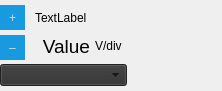
This is LEO_sniffy/GUI/widgetdial.ui in jirik09/Sniffy as Qt 5 draws it before an edit. The edited form follows.
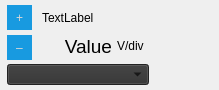
This is the edited form.

Diff of the .ui file:
```diff
--- a/LEO_sniffy/GUI/widgetdial.ui
+++ b/LEO_sniffy/GUI/widgetdial.ui
@@ -6,12 +6,12 @@
    <rect>
     <x>0</x>
     <y>0</y>
-    <width>222</width>
-    <height>91</height>
+    <width>219</width>
+    <height>90</height>
    </rect>
   </property>
   <property name="sizePolicy">
-   <sizepolicy hsizetype="Expanding" vsizetype="Fixed">
+   <sizepolicy hsizetype="Expanding" vsizetype="Preferred">
     <horstretch>0</horstretch>
     <verstretch>0</verstretch>
    </sizepolicy>
@@ -19,7 +19,7 @@
   <property name="minimumSize">
    <size>
     <width>200</width>
-    <height>80</height>
+    <height>90</height>
    </size>
   </property>
   <property name="maximumSize">
@@ -45,7 +45,7 @@
     <number>0</number>
    </property>
    <property name="topMargin">
-    <number>5</number>
+    <number>0</number>
    </property>
    <property name="rightMargin">
     <number>0</number>
@@ -56,7 +56,7 @@
    <item>
     <widget class="QWidget" name="widget" native="true">
      <property name="sizePolicy">
-      <sizepolicy hsizetype="Expanding" vsizetype="Fixed">
+      <sizepolicy hsizetype="Expanding" vsizetype="Preferred">
        <horstretch>0</horstretch>
        <verstretch>0</verstretch>
       </sizepolicy>
@@ -66,10 +66,10 @@
        <number>4</number>
       </property>
       <property name="leftMargin">
-       <number>0</number>
+       <number>7</number>
       </property>
       <property name="topMargin">
-       <number>0</number>
+       <number>5</number>
       </property>
       <property name="rightMargin">
        <number>0</number>
@@ -104,7 +104,7 @@
          <item>
           <widget class="QWidget" name="widget_5" native="true">
            <property name="sizePolicy">
-            <sizepolicy hsizetype="Preferred" vsizetype="Fixed">
+            <sizepolicy hsizetype="Preferred" vsizetype="Minimum">
              <horstretch>0</horstretch>
              <verstretch>0</verstretch>
             </sizepolicy>
@@ -199,14 +199,14 @@
          <item>
           <widget class="QWidget" name="widget_6" native="true">
            <property name="sizePolicy">
-            <sizepolicy hsizetype="Preferred" vsizetype="Fixed">
+            <sizepolicy hsizetype="Minimum" vsizetype="Preferred">
              <horstretch>0</horstretch>
              <verstretch>0</verstretch>
             </sizepolicy>
            </property>
            <property name="minimumSize">
             <size>
-             <width>0</width>
+             <width>95</width>
              <height>50</height>
             </size>
            </property>
@@ -226,7 +226,7 @@
             <item>
              <widget class="QLabel" name="label_name">
               <property name="sizePolicy">
-               <sizepolicy hsizetype="Preferred" vsizetype="Fixed">
+               <sizepolicy hsizetype="Preferred" vsizetype="Preferred">
                 <horstretch>0</horstretch>
                 <verstretch>0</verstretch>
                </sizepolicy>
@@ -245,7 +245,7 @@
             <item>
              <widget class="QWidget" name="widget_7" native="true">
               <property name="sizePolicy">
-               <sizepolicy hsizetype="Preferred" vsizetype="Fixed">
+               <sizepolicy hsizetype="Preferred" vsizetype="Preferred">
                 <horstretch>0</horstretch>
                 <verstretch>0</verstretch>
                </sizepolicy>
@@ -253,7 +253,7 @@
               <property name="minimumSize">
                <size>
                 <width>0</width>
-                <height>20</height>
+                <height>30</height>
                </size>
               </property>
               <property name="styleSheet">
@@ -278,7 +278,7 @@
                <item>
                 <widget class="QLabel" name="label_value">
                  <property name="sizePolicy">
-                  <sizepolicy hsizetype="Expanding" vsizetype="Minimum">
+                  <sizepolicy hsizetype="MinimumExpanding" vsizetype="Preferred">
                    <horstretch>0</horstretch>
                    <verstretch>0</verstretch>
                   </sizepolicy>
@@ -289,6 +289,12 @@
                    <height>30</height>
                   </size>
                  </property>
+                 <property name="maximumSize">
+                  <size>
+                   <width>4000</width>
+                   <height>16777215</height>
+                  </size>
+                 </property>
                  <property name="font">
                   <font>
                    <family>MS Shell Dlg 2</family>
@@ -312,7 +318,7 @@
                <item>
                 <widget class="QLabel" name="label_unit">
                  <property name="sizePolicy">
-                  <sizepolicy hsizetype="Fixed" vsizetype="Minimum">
+                  <sizepolicy hsizetype="Preferred" vsizetype="Preferred">
                    <horstretch>0</horstretch>
                    <verstretch>0</verstretch>
                   </sizepolicy>
@@ -376,7 +382,7 @@
          <item>
           <widget class="QComboBox" name="comboBox">
            <property name="sizePolicy">
-            <sizepolicy hsizetype="Expanding" vsizetype="Minimum">
+            <sizepolicy hsizetype="Expanding" vsizetype="Preferred">
              <horstretch>0</horstretch>
              <verstretch>0</verstretch>
             </sizepolicy>
@@ -398,15 +404,15 @@
    <item>
     <widget class="QWidget" name="widget_dial" native="true">
      <property name="sizePolicy">
-      <sizepolicy hsizetype="Preferred" vsizetype="Preferred">
+      <sizepolicy hsizetype="Preferred" vsizetype="Ignored">
        <horstretch>0</horstretch>
        <verstretch>0</verstretch>
       </sizepolicy>
      </property>
      <property name="minimumSize">
       <size>
-       <width>95</width>
-       <height>95</height>
+       <width>70</width>
+       <height>70</height>
       </size>
      </property>
      <property name="maximumSize">
```
